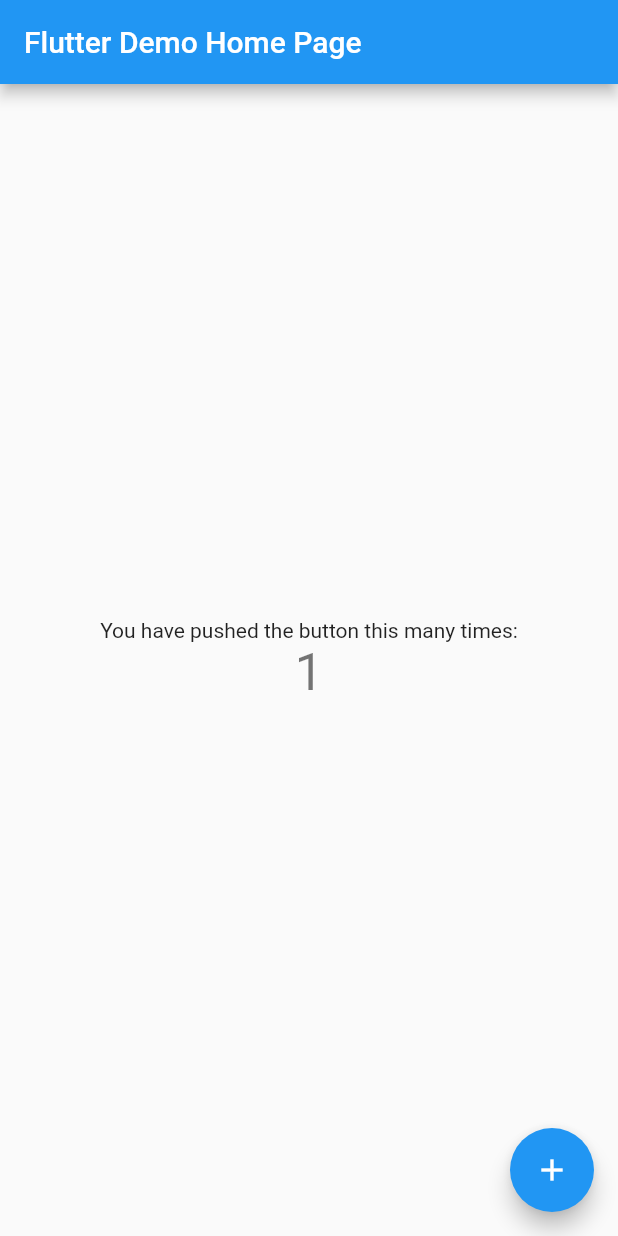
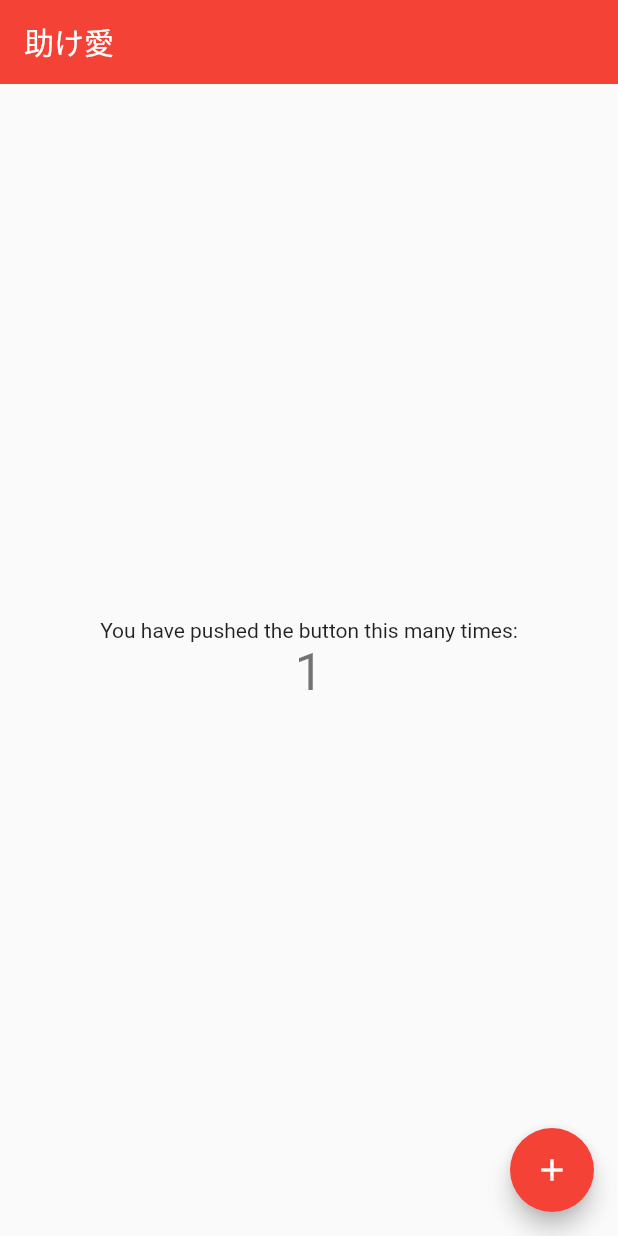
Before and after one commit to KenAra1311/tasuke_ai, a Flutter app: the screen it shows after launch, after a tap on the "add" icon, on a phone screen of 412 x 824 dp. Run offline on Flutter 3.47's test engine with Material 2 defaults, Android fonts, the phone set to English and light mode, and no system bars.

Commit message:
アプリのメインカラーの変更＆ルーティングを定義

```diff
--- a/lib/main.dart
+++ b/lib/main.dart
@@ -1,47 +1,31 @@
 import 'package:flutter/material.dart';
 
 void main() {
-  runApp(MyApp());
+  runApp(
+    MaterialApp(
+      initialRoute: '/',
+      routes: <String, WidgetBuilder>{
+        '/': (BuildContext context) => MyApp(),
+      },
+    ),
+  );
 }
 
 class MyApp extends StatelessWidget {
-  // This widget is the root of your application.
   @override
   Widget build(BuildContext context) {
     return MaterialApp(
       title: 'Flutter Demo',
       theme: ThemeData(
-        // This is the theme of your application.
-        //
-        // Try running your application with "flutter run". You'll see the
-        // application has a blue toolbar. Then, without quitting the app, try
-        // changing the primarySwatch below to Colors.green and then invoke
-        // "hot reload" (press "r" in the console where you ran "flutter run",
-        // or simply save your changes to "hot reload" in a Flutter IDE).
-        // Notice that the counter didn't reset back to zero; the application
-        // is not restarted.
-        primarySwatch: Colors.blue,
-        // This makes the visual density adapt to the platform that you run
-        // the app on. For desktop platforms, the controls will be smaller and
-        // closer together (more dense) than on mobile platforms.
-        visualDensity: VisualDensity.adaptivePlatformDensity,
+        primarySwatch: Colors.red,
       ),
-      home: MyHomePage(title: 'Flutter Demo Home Page'),
+      home: MyHomePage(title: '助け愛'),
     );
   }
 }
 
 class MyHomePage extends StatefulWidget {
   MyHomePage({Key key, this.title}) : super(key: key);
-
-  // This widget is the home page of your application. It is stateful, meaning
-  // that it has a State object (defined below) that contains fields that affect
-  // how it looks.
-
-  // This class is the configuration for the state. It holds the values (in this
-  // case the title) provided by the parent (in this case the App widget) and
-  // used by the build method of the State. Fields in a Widget subclass are
-  // always marked "final".
 
   final String title;
 
@@ -52,49 +36,15 @@ class MyHomePage extends StatefulWidget {
 class _MyHomePageState extends State<MyHomePage> {
   int _counter = 0;
 
-  void _incrementCounter() {
-    setState(() {
-      // This call to setState tells the Flutter framework that something has
-      // changed in this State, which causes it to rerun the build method below
-      // so that the display can reflect the updated values. If we changed
-      // _counter without calling setState(), then the build method would not be
-      // called again, and so nothing would appear to happen.
-      _counter++;
-    });
-  }
-
   @override
   Widget build(BuildContext context) {
-    // This method is rerun every time setState is called, for instance as done
-    // by the _incrementCounter method above.
-    //
-    // The Flutter framework has been optimized to make rerunning build methods
-    // fast, so that you can just rebuild anything that needs updating rather
-    // than having to individually change instances of widgets.
     return Scaffold(
       appBar: AppBar(
-        // Here we take the value from the MyHomePage object that was created by
-        // the App.build method, and use it to set our appbar title.
         title: Text(widget.title),
+        elevation: 0.0,
       ),
       body: Center(
-        // Center is a layout widget. It takes a single child and positions it
-        // in the middle of the parent.
         child: Column(
-          // Column is also a layout widget. It takes a list of children and
-          // arranges them vertically. By default, it sizes itself to fit its
-          // children horizontally, and tries to be as tall as its parent.
-          //
-          // Invoke "debug painting" (press "p" in the console, choose the
-          // "Toggle Debug Paint" action from the Flutter Inspector in Android
-          // Studio, or the "Toggle Debug Paint" command in Visual Studio Code)
-          // to see the wireframe for each widget.
-          //
-          // Column has various properties to control how it sizes itself and
-          // how it positions its children. Here we use mainAxisAlignment to
-          // center the children vertically; the main axis here is the vertical
-          // axis because Columns are vertical (the cross axis would be
-          // horizontal).
           mainAxisAlignment: MainAxisAlignment.center,
           children: <Widget>[
             Text(
@@ -108,10 +58,10 @@ class _MyHomePageState extends State<MyHomePage> {
         ),
       ),
       floatingActionButton: FloatingActionButton(
-        onPressed: _incrementCounter,
+        onPressed: () => setState(() => _counter++),
         tooltip: 'Increment',
         child: Icon(Icons.add),
-      ), // This trailing comma makes auto-formatting nicer for build methods.
+      ),
     );
   }
 }
```
